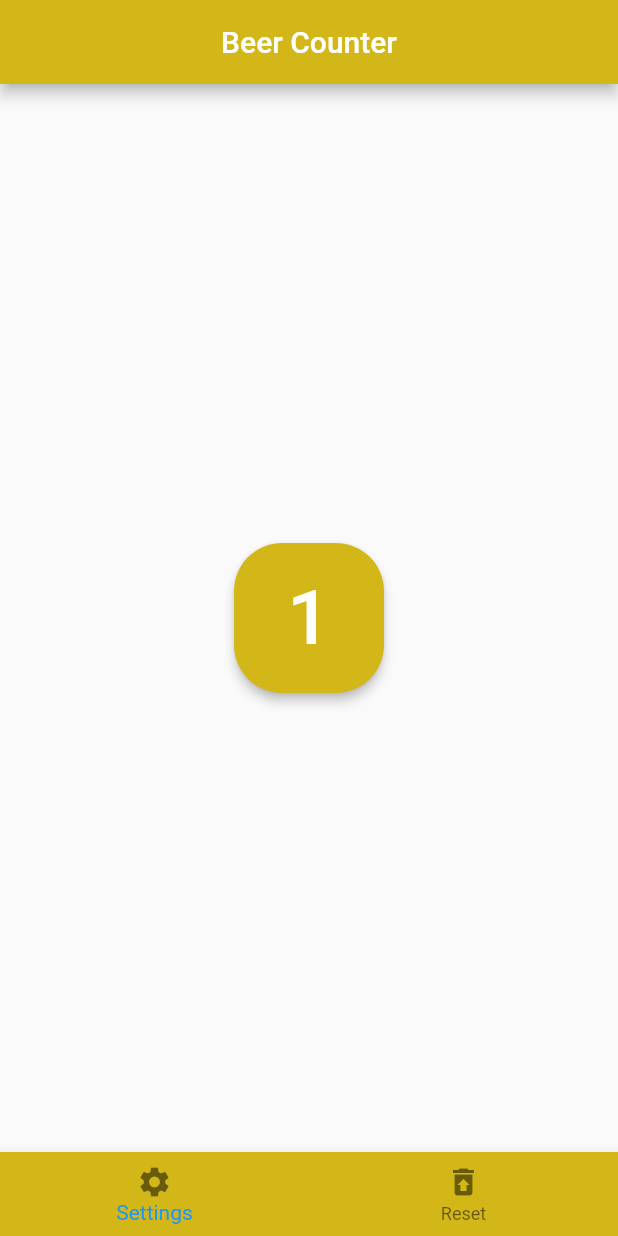
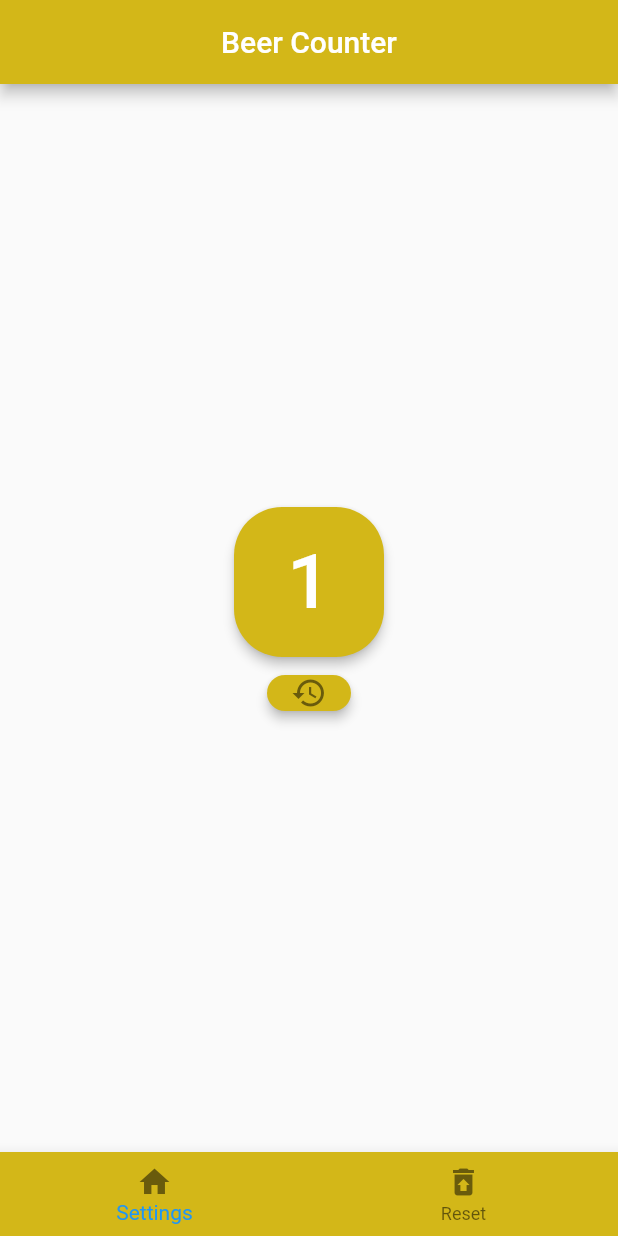
Before and after one commit to GoblinSharkStudios/test_ground, a Flutter app: the screen it shows after launch, after a tap on an icon or button, on a phone screen of 412 x 824 dp. Run offline on Flutter 3.47's test engine with Material 2 defaults, Android fonts, the phone set to English and light mode, and no system bars.

Commit message:
Update main.dart

```diff
--- a/lib/main.dart
+++ b/lib/main.dart
@@ -13,7 +13,7 @@ class MyApp extends StatefulWidget {
 
 class _MyAppState extends State<MyApp> {
   int pocetPiv = 0;
-
+  int currentIndex = 0;
   @override
   Widget build(BuildContext context) {
     return MaterialApp(
@@ -27,7 +27,10 @@ class _MyAppState extends State<MyApp> {
 
         // telo
         body: Center(
-          child: ElevatedButton(
+          child: Column(
+            mainAxisAlignment: MainAxisAlignment.center,
+            children: [
+              ElevatedButton(
                 style: ElevatedButton.styleFrom(
                   backgroundColor: const Color.fromARGB(255, 211, 183, 24),
                   elevation: 3,
@@ -47,6 +50,26 @@ class _MyAppState extends State<MyApp> {
                   ),
                 ),
               ),
+              ElevatedButton(
+                style: ElevatedButton.styleFrom(
+                  backgroundColor: const Color.fromARGB(255, 211, 183, 24),
+                  elevation: 3,
+                  shape: RoundedRectangleBorder(
+                      borderRadius: BorderRadius.circular(32.0)),
+                  minimumSize: const Size(20, 20), //////// HERE
+                ),
+                onPressed: () {
+                  setState(() {
+                    pocetPiv = 0;
+                  });
+                },
+                child: const Icon(
+                  Icons.restore,
+                  color: Color.fromARGB(255, 105, 91, 12),
+                ),
+              ),
+            ],
+          ),
         ),
 
         // spodni lista
@@ -56,7 +79,7 @@ class _MyAppState extends State<MyApp> {
             BottomNavigationBarItem(
               label: ("Settings"),
               icon: Icon(
-                Icons.settings,
+                Icons.home,
                 color: Color.fromARGB(255, 105, 91, 12),
               ),
             ),
@@ -68,6 +91,12 @@ class _MyAppState extends State<MyApp> {
               ),
             )
           ],
+          currentIndex: currentIndex,
+          onTap: (int index) {
+            setState(() {
+              currentIndex = index;
+            });
+          },
         ),
       ),
     );
```
Lines whose indentation alone changed are shown as unchanged.
